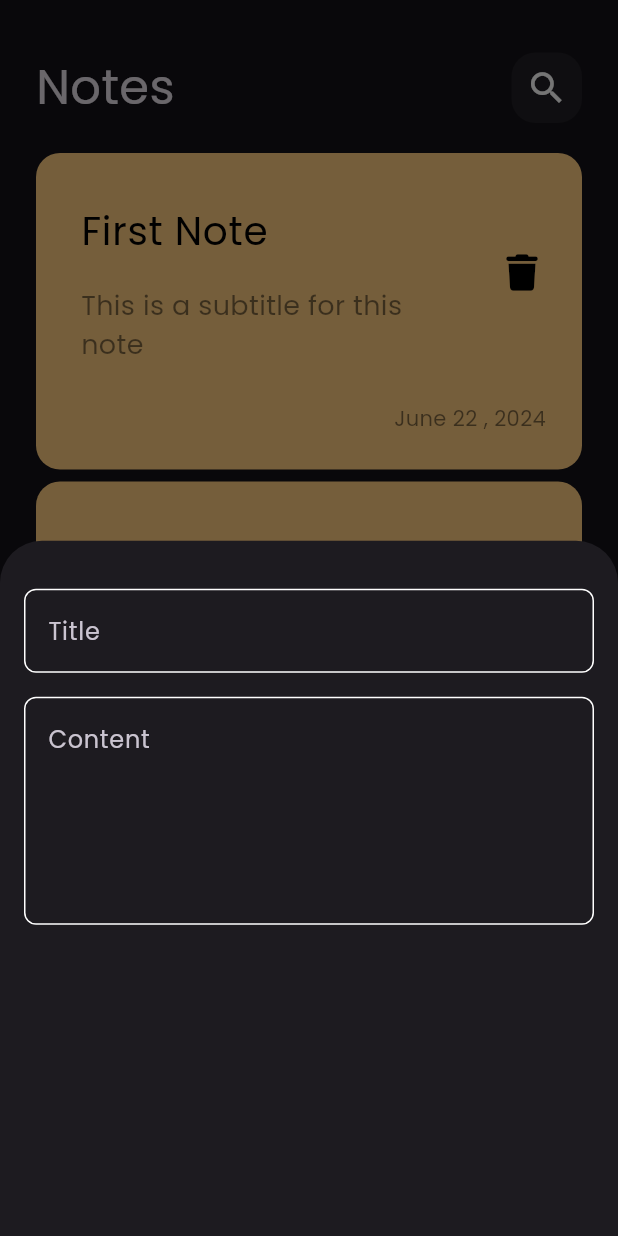
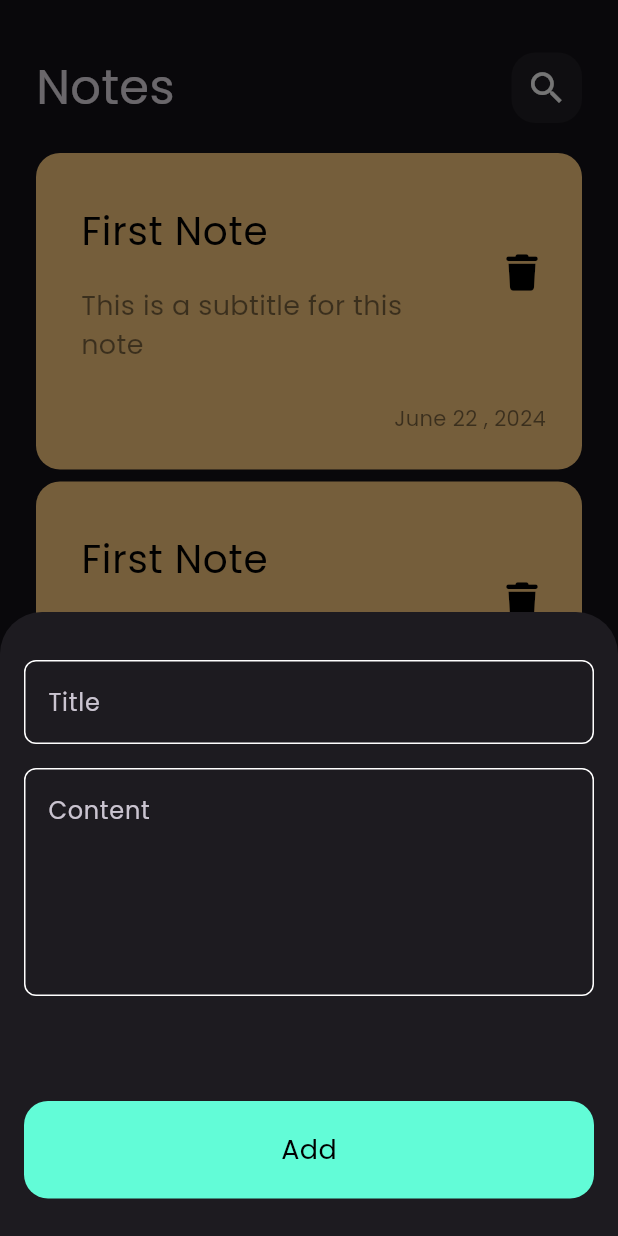
Before and after one commit to hazzemsalah/Note_App, a Flutter app: the screen it shows after launch, after a tap on the "add" icon, on a phone screen of 412 x 824 dp. Run offline on Flutter 3.47's test engine with Material 3 defaults, Android fonts, the phone set to English and light mode, and no system bars; our stand-ins replace font_awesome_flutter.

Commit message:
Finish notes button sheet

```diff
--- a/lib/views/widgets/add_note_button_sheet.dart
+++ b/lib/views/widgets/add_note_button_sheet.dart
@@ -1,3 +1,4 @@
+import 'package:_9_note_app/views/widgets/costum_bottun.dart';
 import 'package:_9_note_app/views/widgets/custom_text_field.dart';
 import 'package:flutter/material.dart';
 
@@ -8,13 +9,18 @@
   Widget build(BuildContext context) {
     return const Padding(
       padding: EdgeInsets.symmetric(horizontal: 16),
+      child: SingleChildScrollView(
         child: Column(
           children: [
             SizedBox(height: 32),
             CustomTextField(hintText: "Title"),
             SizedBox(height: 16),
             CustomTextField(hintText: "Content", maxLines: 5),
+            SizedBox(height: 70),
+            CustomButton(),
+            SizedBox(height: 25),
           ],
+        ),
       ),
     );
   }
--- /dev/null
+++ b/lib/views/widgets/costum_bottun.dart
@@ -0,0 +1,27 @@
+import 'package:_9_note_app/constants.dart';
+import 'package:flutter/material.dart';
+
+class CustomButton extends StatelessWidget {
+  const CustomButton({super.key});
+
+  @override
+  Widget build(BuildContext context) {
+    return Container(
+      height: 65,
+      width: MediaQuery.of(context).size.width,
+      decoration: BoxDecoration(
+        color: kPrimaryColor,
+        borderRadius: BorderRadius.circular(16),
+      ),
+      child: const Center(
+        child: Text(
+          "Add",
+          style: TextStyle(
+            color: Colors.black,
+            fontSize: 18,
+          ),
+        ),
+      ),
+    );
+  }
+}
```
Lines whose indentation alone changed are shown as unchanged.
